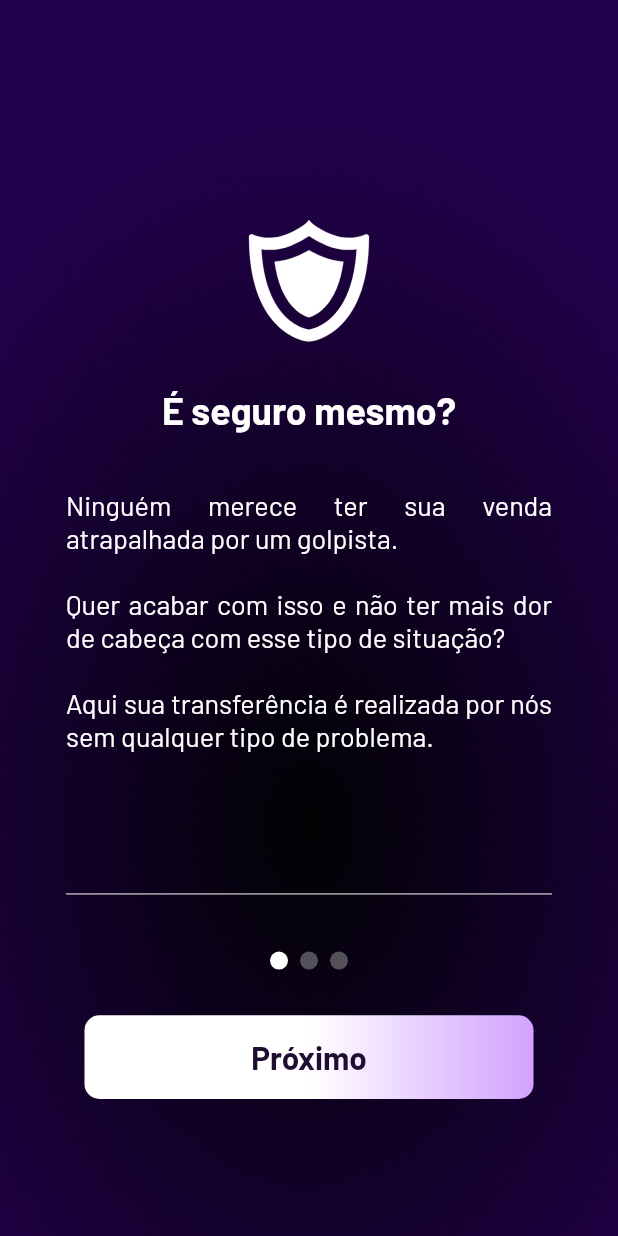
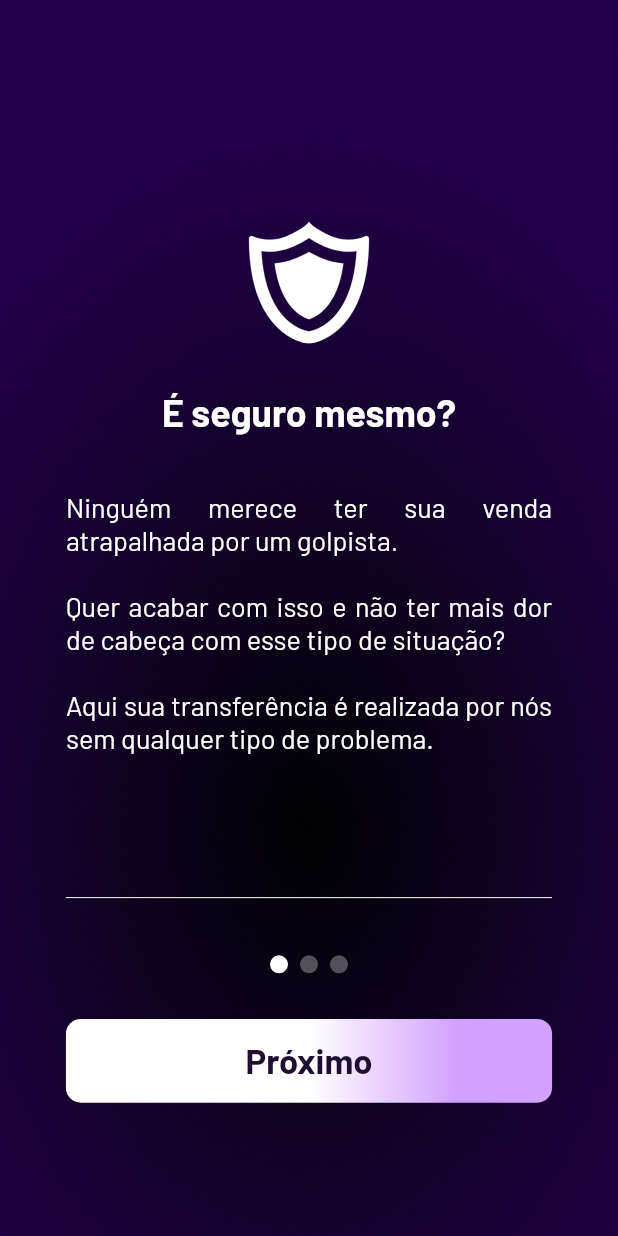
Before and after one commit to lucasclaros/mepaga_ai, a Flutter app: the OnboardingView screen opened directly, on a phone screen of 412 x 824 dp. Run offline on Flutter 3.47's test engine with Material 2 defaults, Android fonts, the phone set to English and light mode, and no system bars; drawn by our look-alikes of auto_size_text, smooth_page_indicator; our stand-ins replace another_flushbar, bloc, dio, email_validator, flutter_bloc, flutter_screenutil and 8 more; accounts and stored records are empty.

Commit message:
refact: onboarding

```diff
--- a/lib/common/routing.dart
+++ b/lib/common/routing.dart
@@ -6,7 +6,7 @@ import 'package:mepaga_ai/presentation/auth/otp_verification/otp_verification_pa
 import 'package:mepaga_ai/presentation/auth/register/email/register_email_page.dart';
 import 'package:mepaga_ai/presentation/auth/register/password/register_password_page.dart';
 import 'package:mepaga_ai/presentation/home/home_page.dart';
-import 'package:mepaga_ai/presentation/onboarding/onboarding_page.dart';
+import 'package:mepaga_ai/presentation/onboarding/view/onboarding_view.dart';
 import 'package:mepaga_ai/presentation/welcome/welcome_page.dart';
 import 'package:provider/provider.dart';
 
@@ -45,7 +45,7 @@ final routes = GoRouter(
           pageBuilder: (context, state) {
             return CustomSlideTransition(
               key: state.pageKey,
-              child: const OnboardingPage(),
+              child: const OnboardingView(),
             );
           },
           routes: [
--- a/lib/main.dart
+++ b/lib/main.dart
@@ -23,13 +23,14 @@ class Log {
   }
 }
 
-void main() {
+void main() async {
   WidgetsFlutterBinding.ensureInitialized();
+  await ScreenUtil.ensureScreenSize();
   final errorLogger = Log().logError;
 
   configureUrl();
 
-  runZonedGuarded(() async {
+  await runZonedGuarded(() async {
     runApp(
       GeneralProvider(
         errorLogger: errorLogger,
--- a/lib/presentation/common/mpg_button.dart
+++ b/lib/presentation/common/mpg_button.dart
@@ -1,5 +1,5 @@
 import 'package:flutter/material.dart';
-import 'package:mepaga_ai/presentation/common/responsivity.dart';
+import 'package:flutter_screenutil/flutter_screenutil.dart';
 import 'package:mepaga_ai/presentation/common/themes/colors/mpg_colors.dart';
 
 class MPGButton extends StatelessWidget {
@@ -25,8 +25,8 @@ class MPGButton extends StatelessWidget {
           duration: const Duration(
             milliseconds: 450,
           ),
-          width: width ?? context.responsiveHeight(295),
-          height: height ?? context.responsiveHeight(55),
+          width: width ?? 295.w,
+          height: height ?? 55.h,
           decoration: BoxDecoration(
             borderRadius: BorderRadius.circular(10),
             gradient:
--- a/lib/presentation/common/mpg_scaffold.dart
+++ b/lib/presentation/common/mpg_scaffold.dart
@@ -8,10 +8,12 @@ class MPGScaffold extends StatelessWidget {
     super.key,
     required this.child,
     this.backgroundColor,
+    this.backgroundImage,
   });
 
   final Widget child;
   final Color? backgroundColor;
+  final String? backgroundImage;
 
   @override
   Widget build(BuildContext context) {
@@ -23,7 +25,7 @@ class MPGScaffold extends StatelessWidget {
         alignment: Alignment.center,
         children: [
           Image.asset(
-            MPGAssetsPaths.of(context).mpgScaffold,
+            backgroundImage ?? MPGAssetsPaths.of(context).mpgScaffold,
             fit: BoxFit.cover,
             height: height,
             width: width,
--- a/lib/presentation/common/themes/colors/mpg_colors.dart
+++ b/lib/presentation/common/themes/colors/mpg_colors.dart
@@ -43,9 +43,10 @@ class MPGColors implements IAppColors {
 
   @override
   Gradient get mpgButtonWhitedGradient => const LinearGradient(
-        stops: [0.5, 1],
+        stops: [0.5, 0.8, 1],
         colors: [
           white,
+          Color(0xFFD3A2FF),
           Color(0xFFD3A2FF),
         ],
       );
--- a/lib/presentation/common/themes/text_styles/mpg_text_styles.dart
+++ b/lib/presentation/common/themes/text_styles/mpg_text_styles.dart
@@ -1,4 +1,5 @@
 import 'package:flutter/material.dart';
+import 'package:flutter_screenutil/flutter_screenutil.dart';
 import 'package:google_fonts/google_fonts.dart';
 import 'package:mepaga_ai/presentation/common/themes/app_theme_interface.dart';
 import 'package:mepaga_ai/presentation/common/themes/mpg_theme.dart';
@@ -16,14 +17,14 @@ class MPGTextStyles implements IAppTextStyles {
   @override
   TextStyle get mpgColoredButton => GoogleFonts.barlow(
         color: white,
-        fontSize: 21,
+        fontSize: 21.sp,
         fontWeight: FontWeight.w700,
       );
 
   @override
   TextStyle get mpgWhitedButton => GoogleFonts.barlow(
         color: darkPurple,
-        fontSize: 21,
+        fontSize: 21.sp,
         fontWeight: FontWeight.w700,
       );
 
@@ -31,14 +32,14 @@ class MPGTextStyles implements IAppTextStyles {
   TextStyle get welcomeSubtitle => GoogleFonts.barlow(
         color: white,
         fontWeight: FontWeight.w500,
-        fontSize: 16,
+        fontSize: 16.sp,
       );
 
   @override
   TextStyle get welcomeTitle => GoogleFonts.barlow(
         color: white,
         fontWeight: FontWeight.w800,
-        fontSize: 40,
+        fontSize: 40.sp,
       );
 
   @override
@@ -148,7 +149,7 @@ class MPGTextStyles implements IAppTextStyles {
   @override
   TextStyle get alreadyHasAccountMessage => GoogleFonts.barlow(
         color: white,
-        fontSize: 21,
+        fontSize: 21.sp,
         fontWeight: FontWeight.w700,
         decoration: TextDecoration.underline,
       );
--- /dev/null
+++ b/lib/presentation/onboarding/utils.dart
@@ -0,0 +1,32 @@
+// ignore_for_file: lines_longer_than_80_chars
+
+import 'package:flutter/material.dart';
+import 'package:mepaga_ai/presentation/common/themes/assets/mpg_assets_paths.dart';
+import 'package:mepaga_ai/presentation/onboarding/widgets/onboarding_hint_card.dart';
+
+List<OnboardingHintCard> getHints(BuildContext context) {
+  return [
+    OnboardingHintCard(
+      image: MPGAssetsPaths.of(context).securityLogo,
+      title: 'É seguro mesmo?',
+      description:
+          'Ninguém merece ter sua venda atrapalhada por um golpista.\n\n'
+          'Quer acabar com isso e não ter mais dor de cabeça com esse tipo de situação?\n\n'
+          'Aqui sua transferência é realizada por nós sem qualquer tipo de problema.',
+    ),
+    OnboardingHintCard(
+      image: MPGAssetsPaths.of(context).simplicityLogo,
+      title: 'E quanto à burocracia?',
+      description: 'Buscamos a simplicidade e eficiência para a sua venda.\n\n'
+          'Faça o passo a passo nas telas seguintes e, em caso de dúvidas sinta-se à vontade para nos contactar em qualquer etapa do procedimento.',
+    ),
+    OnboardingHintCard(
+      image: MPGAssetsPaths.of(context).flexibilityLogo,
+      title: 'Flexibilidade e praticidade',
+      description:
+          'Quer desistir da venda e resgatar seu ingresso? É possível!\n\n'
+          'Sem cadastros complicados.\n\n'
+          'Apenas compartilhe o link disponibilizado para venda e o resto pode deixar que fazemos por você!',
+    ),
+  ];
+}
--- a/lib/presentation/onboarding/view/onboarding_view.dart
+++ b/lib/presentation/onboarding/view/onboarding_view.dart
@@ -1,19 +1,14 @@
 // ignore_for_file: lines_longer_than_80_chars
-
-import 'dart:async';
-
 import 'package:flutter/gestures.dart';
 import 'package:flutter/material.dart';
+import 'package:flutter_screenutil/flutter_screenutil.dart';
 import 'package:go_router/go_router.dart';
 import 'package:mepaga_ai/common/routing.dart';
 import 'package:mepaga_ai/presentation/common/mpg_button.dart';
 import 'package:mepaga_ai/presentation/common/mpg_scaffold.dart';
-import 'package:mepaga_ai/presentation/common/responsive_layout.dart';
-import 'package:mepaga_ai/presentation/common/responsivity.dart';
-import 'package:mepaga_ai/presentation/common/themes/assets/mpg_assets_paths.dart';
 import 'package:mepaga_ai/presentation/common/themes/colors/mpg_colors.dart';
 import 'package:mepaga_ai/presentation/common/themes/text_styles/mpg_text_styles.dart';
-import 'package:mepaga_ai/presentation/onboarding/widgets/onboarding_hint_card.dart';
+import 'package:mepaga_ai/presentation/onboarding/utils.dart';
 import 'package:smooth_page_indicator/smooth_page_indicator.dart';
 
 class OnboardingView extends StatefulWidget {
@@ -25,7 +20,6 @@ class OnboardingView extends StatefulWidget {
 
 class _OnboardingViewState extends State<OnboardingView> {
   int _currentHint = 0;
-  late List<OnboardingHintCard> hints;
   late PageController pageController;
 
   bool animatedButton = true;
@@ -33,60 +27,21 @@ class _OnboardingViewState extends State<OnboardingView> {
   @override
   void initState() {
     super.initState();
+    pageController = PageController(initialPage: _currentHint);
+  }
 
-    pageController = PageController(initialPage: _currentHint);
-
-    hints = [
-      OnboardingHintCard(
-        image: MPGAssetsPaths.of(context).securityLogo,
-        title: 'É seguro mesmo?',
-        description:
-            'Ninguém merece ter sua venda atrapalhada por um golpista.\n\n'
-            'Quer acabar com isso e não ter mais dor de cabeça com esse tipo de situação?\n\n'
-            'Aqui sua transferência é realizada por nós sem qualquer tipo de problema.',
-      ),
-      OnboardingHintCard(
-        image: MPGAssetsPaths.of(context).simplicityLogo,
-        title: 'E quanto à burocracia?',
-        description:
-            'Buscamos a simplicidade e eficiência para a sua venda.\n\n'
-            'Faça o passo a passo nas telas seguintes e, em caso de dúvidas sinta-se à vontade para nos contactar em qualquer etapa do procedimento.',
-      ),
-      OnboardingHintCard(
-        image: MPGAssetsPaths.of(context).flexibilityLogo,
-        title: 'Flexibilidade e praticidade',
-        description:
-            'Quer desistir da venda e resgatar seu ingresso? É possível!\n\n'
-            'Sem cadastros complicados.\n\n'
-            'Apenas compartilhe o link disponibilizado para venda e o resto pode deixar que fazemos por você!',
-      ),
-    ];
-    WidgetsBinding.instance.addPostFrameCallback((_) {
-      setState(() {
-        if (ResponsiveLayout.isDesktop(context)) {
-          Timer.periodic(
-              const Duration(
-                seconds: 5,
-                milliseconds: 500,
-              ), (Timer timer) {
-            if (_currentHint < 2) {
-              _currentHint++;
-            } else {
-              _currentHint = 0;
-            }
-            pageController.animateToPage(
-              _currentHint,
-              duration: const Duration(milliseconds: 250),
+  Function()? _getButtonAction(bool doneButtonCondition, BuildContext context) {
+    return doneButtonCondition
+        ? () => GoRouter.of(context).pushRegisterEmailPage()
+        : () => pageController.nextPage(
+              duration: const Duration(milliseconds: 450),
               curve: Curves.easeInOut,
             );
-          });
-        }
-      });
-    });
   }
 
   @override
   Widget build(BuildContext context) {
+    final hints = getHints(context);
     final doneButtonCondition = _currentHint == hints.length - 1;
 
     return MPGScaffold(
@@ -107,16 +62,10 @@ class _OnboardingViewState extends State<OnboardingView> {
             ),
             Divider(
               color: MPGColors.of(context).dividerColor,
-              endIndent: context.responsiveWidth(
-                ResponsiveLayout.isDesktop(context) ? 60 : 40,
+              endIndent: 40.w,
+              indent: 40.w,
             ),
-              indent: context.responsiveWidth(
-                ResponsiveLayout.isDesktop(context) ? 60 : 40,
-              ),
-            ),
-            SizedBox(
-              height: context.responsiveHeight(30),
-            ),
+            SizedBox(height: 30.h),
             AnimatedSmoothIndicator(
               activeIndex: _currentHint,
               count: hints.length,
@@ -135,54 +84,39 @@ class _OnboardingViewState extends State<OnboardingView> {
                 _currentHint = index;
               }),
             ),
-            SizedBox(
-              height: context.responsiveHeight(30),
-            ),
-            if (!ResponsiveLayout.isDesktop(context))
-              Padding(
-                padding: EdgeInsets.only(
-                  bottom: context.responsiveHeight(20),
-                  left: context.responsiveWidth(30),
-                  right: context.responsiveWidth(30),
-                ),
-                child: MPGButton(
-                  onPressed: doneButtonCondition
-                      ? () => GoRouter.of(context).pushRegisterEmailPage()
-                      : () => pageController.nextPage(
-                            duration: const Duration(
-                              milliseconds: 450,
-                            ),
-                            curve: Curves.easeInOut,
-                          ),
+            SizedBox(height: 30.h),
+            Column(
+              children: [
+                MPGButton(
+                  onPressed: _getButtonAction(doneButtonCondition, context),
                   gradient: MPGColors.of(context).mpgButtonWhitedGradient,
                   child: Text(
                     doneButtonCondition ? 'Criar conta' : 'Próximo',
                     style: MPGTextStyles.of(context).mpgWhitedButton,
                   ),
                 ),
-              ),
-            SizedBox(
-              height: context.responsiveHeight(30),
-              child: Visibility(
-                visible: doneButtonCondition,
+                SizedBox(height: 20.h),
+                AnimatedOpacity(
+                  duration: const Duration(milliseconds: 350),
+                  opacity: doneButtonCondition ? 1 : 0,
                   child: RichText(
                     text: TextSpan(
                       children: [
                         TextSpan(
-                        text: 'Já possuo conta',
-                        style:
-                            MPGTextStyles.of(context).alreadyHasAccountMessage,
+                          text: 'Já possuo uma conta',
+                          style: MPGTextStyles.of(context)
+                              .alreadyHasAccountMessage,
                           recognizer: TapGestureRecognizer()
-                          ..onTap = () => GoRouter.of(context).pushLoginPage(),
+                            ..onTap =
+                                () => GoRouter.of(context).pushLoginPage(),
                         ),
                       ],
                     ),
                   ),
                 ),
+              ],
             ),
-            SizedBox(
-              height: context.responsiveHeight(40),
-            ),
+            SizedBox(height: 40.h),
           ],
         ),
       ),
```
Also changed, not shown: lib/presentation/onboarding/onboarding_page.dart (deleted, +0 -16 lines), lib/presentation/welcome/welcome_page.dart (+5 -18 lines). Lines whose indentation alone changed are shown as unchanged.
